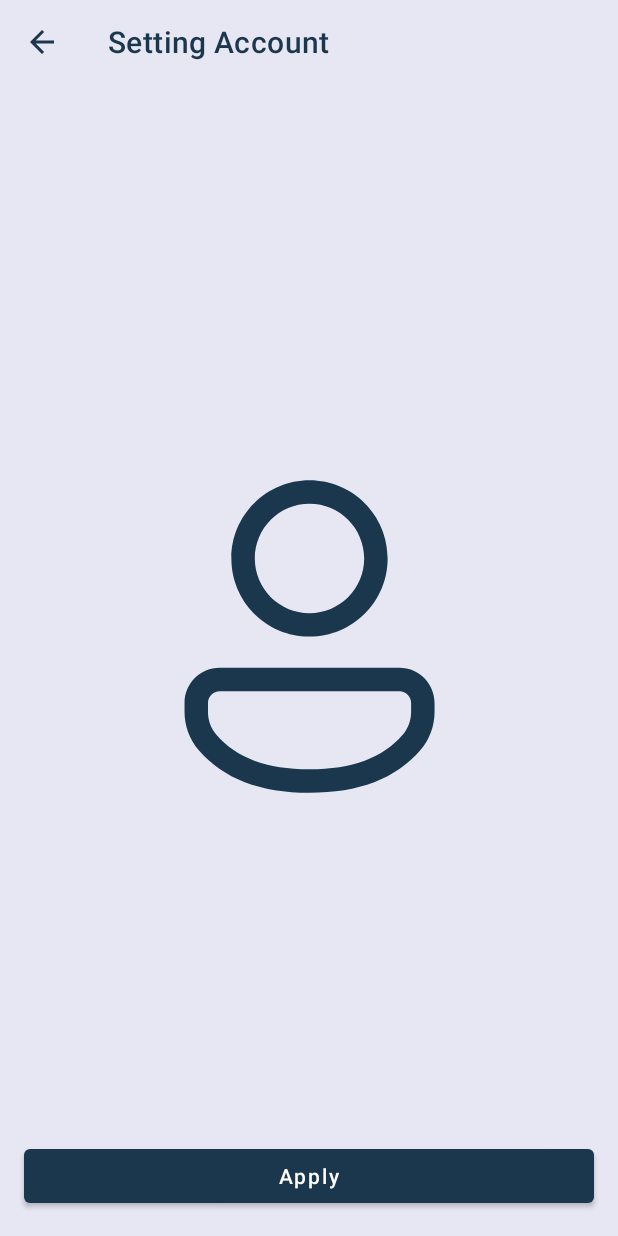
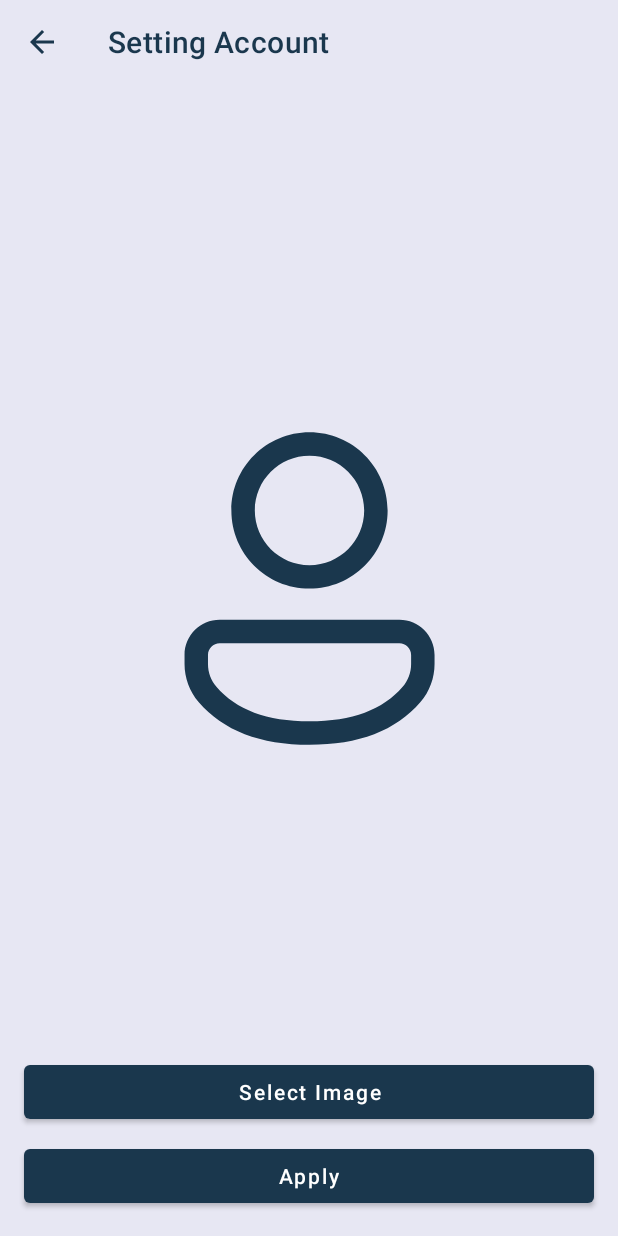
Before and after one commit to ibnu001/E-Commerce-Secret-Bookstore, an Android app: the SettingProfilPictureActivity screen opened directly, with no data from a screen before it, on a phone screen of 412 x 824 dp. Run offline under Robolectric (Android 15) with nearby library versions, the phone set to English and light mode, and no system bars; our stand-ins replace Firebase (no records; nobody signed in at launch, a user with empty details on screens opened directly); Roboto replaces fonts that are not available here.

Commit message:
update username, profile picture, and stock

```diff
--- a/app/src/main/AndroidManifest.xml
+++ b/app/src/main/AndroidManifest.xml
@@ -14,7 +14,7 @@
         android:theme="@style/Theme.TugasAkhirIbnuAdiv"
         tools:targetApi="31">
         <activity
-            android:name=".SettingProfilActivity"
+            android:name=".SettingProfilPictureActivity"
             android:exported="false"
             android:parentActivityName=".AccountActivity"
             android:windowSoftInputMode="adjustResize" />
--- a/app/src/main/java/com/ibnu/tugasakhiribnuadiv/SettingProfilActivity.kt
+++ b/app/src/main/java/com/ibnu/tugasakhiribnuadiv/SettingProfilPictureActivity.kt
@@ -8,11 +8,9 @@ import android.os.Build
 import androidx.appcompat.app.AppCompatActivity
 import android.os.Bundle
 import android.text.Html
-import android.util.Log
 import android.view.View
 import android.widget.Toast
 import androidx.core.content.ContextCompat
-import androidx.core.widget.doOnTextChanged
 import com.google.android.material.snackbar.Snackbar
 import com.google.firebase.auth.FirebaseAuth
 import com.google.firebase.database.DatabaseReference
@@ -20,12 +18,12 @@ import com.google.firebase.database.FirebaseDatabase
 import com.google.firebase.storage.FirebaseStorage
 import com.google.firebase.storage.StorageReference
 import com.google.firebase.storage.UploadTask
-import com.ibnu.tugasakhiribnuadiv.databinding.ActivitySettingProfilBinding
+import com.ibnu.tugasakhiribnuadiv.databinding.ActivitySettingProfilPictureBinding
 import java.util.*
 
-class SettingProfilActivity : AppCompatActivity() {
+class SettingProfilPictureActivity : AppCompatActivity() {
 
-    private lateinit var binding: ActivitySettingProfilBinding
+    private lateinit var binding: ActivitySettingProfilPictureBinding
 
     private lateinit var dbRef: DatabaseReference
     private lateinit var fAuth: FirebaseAuth
@@ -40,7 +38,7 @@ class SettingProfilActivity : AppCompatActivity() {
     override fun onCreate(savedInstanceState: Bundle?) {
         super.onCreate(savedInstanceState)
 
-        binding = ActivitySettingProfilBinding.inflate(layoutInflater)
+        binding = ActivitySettingProfilPictureBinding.inflate(layoutInflater)
         setContentView(binding.root)
 
         dbRef = FirebaseDatabase.getInstance().reference
@@ -60,7 +58,7 @@ class SettingProfilActivity : AppCompatActivity() {
                     .show()
             }
 
-            ivSpFotoProfil.setOnClickListener { selectImage() }
+            btSpSelectImage.setOnClickListener { selectImage() }
 
             actionbarAndStatusbar()
         }
--- a/app/src/main/res/layout/activity_setting_profil.xml
+++ b/app/src/main/res/layout/activity_setting_profil_picture.xml
@@ -5,18 +5,29 @@
     android:layout_width="match_parent"
     android:layout_height="match_parent"
     android:background="@color/brightGray"
-    tools:context=".SettingProfilActivity">
+    tools:context=".SettingProfilPictureActivity">
 
     <Button
         android:id="@+id/bt_sp_apply"
         android:layout_width="0dp"
         android:layout_height="wrap_content"
-        android:layout_marginStart="16dp"
-        android:layout_marginEnd="16dp"
         android:layout_marginBottom="16dp"
         android:text="Apply"
         android:textAllCaps="false"
         app:layout_constraintBottom_toBottomOf="parent"
+        app:layout_constraintEnd_toEndOf="@+id/bt_sp_selectImage"
+        app:layout_constraintStart_toStartOf="@+id/bt_sp_selectImage" />
+
+    <Button
+        android:id="@+id/bt_sp_selectImage"
+        android:layout_width="0dp"
+        android:layout_height="wrap_content"
+        android:layout_marginStart="16dp"
+        android:layout_marginEnd="16dp"
+        android:layout_marginBottom="8dp"
+        android:text="Select Image"
+        android:textAllCaps="false"
+        app:layout_constraintBottom_toTopOf="@+id/bt_sp_apply"
         app:layout_constraintEnd_toEndOf="parent"
         app:layout_constraintStart_toStartOf="parent" />
 
@@ -25,7 +36,8 @@
         android:layout_width="250dp"
         android:layout_height="250dp"
         android:layout_marginTop="32dp"
-        app:layout_constraintBottom_toTopOf="@+id/bt_sp_apply"
+        android:layout_marginBottom="8dp"
+        app:layout_constraintBottom_toTopOf="@+id/bt_sp_selectImage"
         app:layout_constraintEnd_toEndOf="parent"
         app:layout_constraintHorizontal_bias="0.5"
         app:layout_constraintStart_toStartOf="parent"
--- a/app/src/main/res/layout/edit_text_stock.xml
+++ b/app/src/main/res/layout/edit_text_stock.xml
@@ -17,7 +17,7 @@
         app:hintTextColor="@color/spaceCadet">
 
         <com.google.android.material.textfield.TextInputEditText
-            android:id="@+id/et_ets_updateStock"
+            android:id="@+id/et_ets_update"
             android:layout_width="match_parent"
             android:layout_height="wrap_content"
             android:inputType="number"
--- a/build.gradle
+++ b/build.gradle
@@ -4,8 +4,8 @@ buildscript {
     }
 }// Top-level build file where you can add configuration options common to all sub-projects/modules.
 plugins {
-    id 'com.android.application' version '7.2.1' apply false
-    id 'com.android.library' version '7.2.1' apply false
+    id 'com.android.application' version '7.2.2' apply false
+    id 'com.android.library' version '7.2.2' apply false
     id 'org.jetbrains.kotlin.android' version '1.6.21' apply false
 }
 
```
Also changed, not shown: app/src/main/java/com/ibnu/tugasakhiribnuadiv/AccountActivity.kt (+13 -14 lines), app/src/main/java/com/ibnu/tugasakhiribnuadiv/BookDetailActivity.kt (+13 -8 lines).
